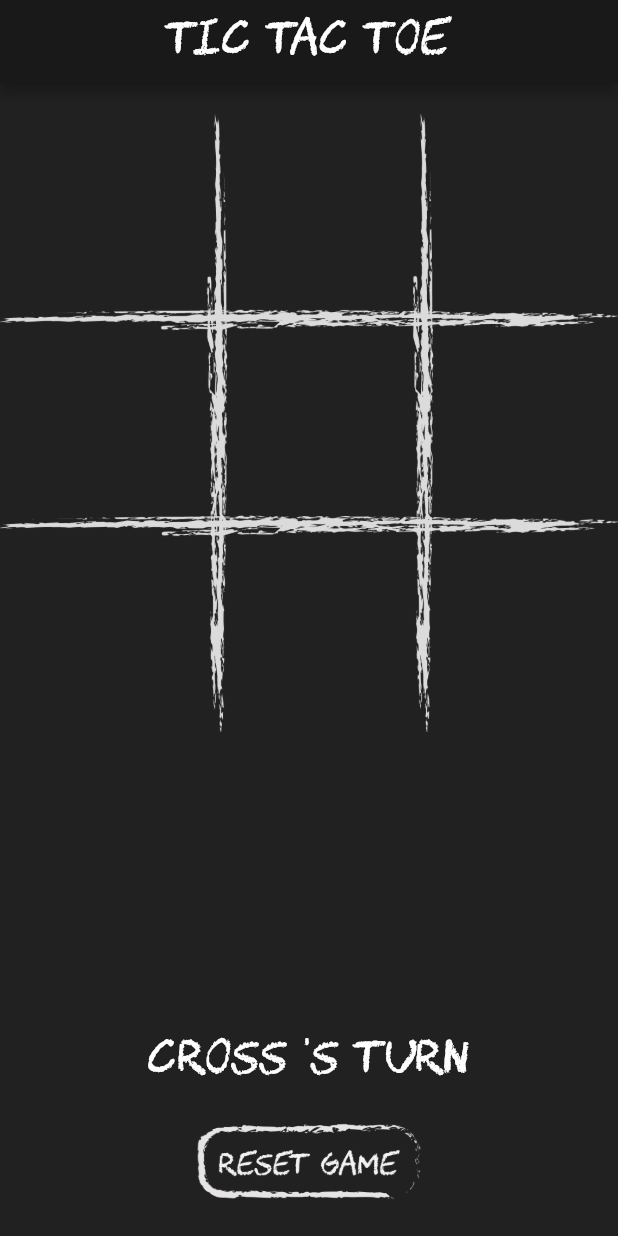
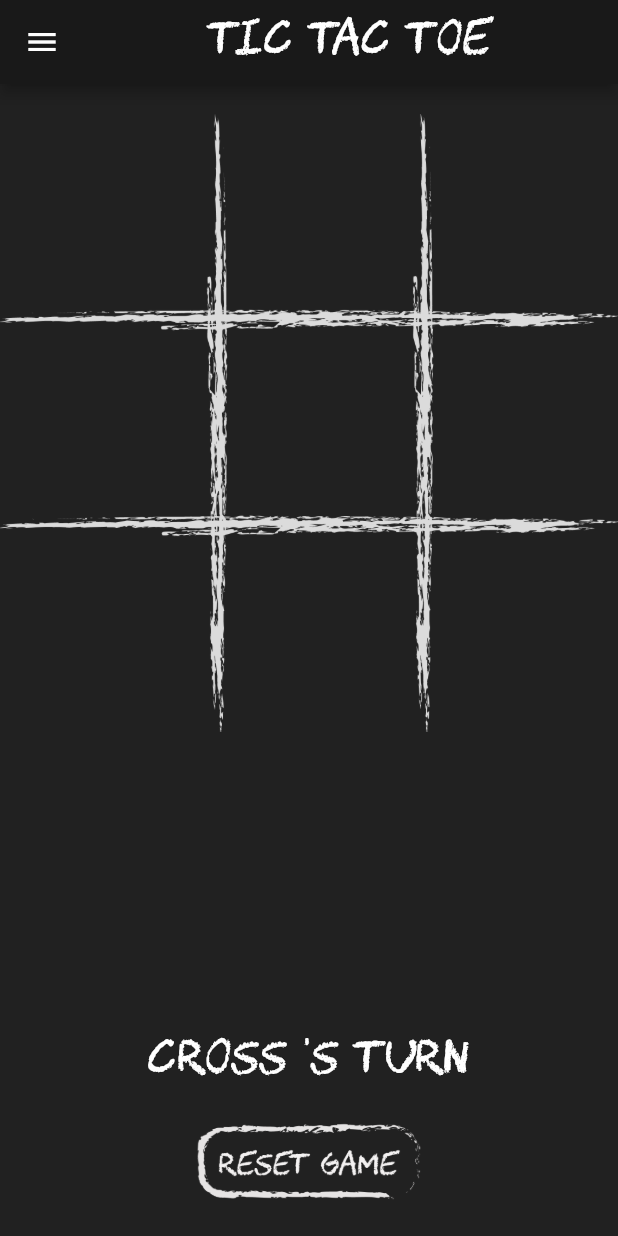
Before and after one commit to DevangSharma/tictactoe, a Flutter app: the screen it shows after launch, on a phone screen of 412 x 824 dp. Run offline on Flutter 3.47's test engine with Material 2 defaults, Android fonts, the phone set to English and light mode, and no system bars.

Commit message:
icon updated

```diff
--- a/lib/main.dart
+++ b/lib/main.dart
@@ -15,6 +15,9 @@ class HomePage extends StatelessWidget {
 
       home: Scaffold(
         appBar: AppBar(
+          leading: Icon(Icons.menu,
+          color: Colors.white,
+          ),
           title: Center(
             child: Text("Tic Tac Toe",
             style: TextStyle(
```
Also changed, not shown: pubspec.yaml (+7 -0 lines), images/icon.png (added), pubspec.lock, 27 other files.
